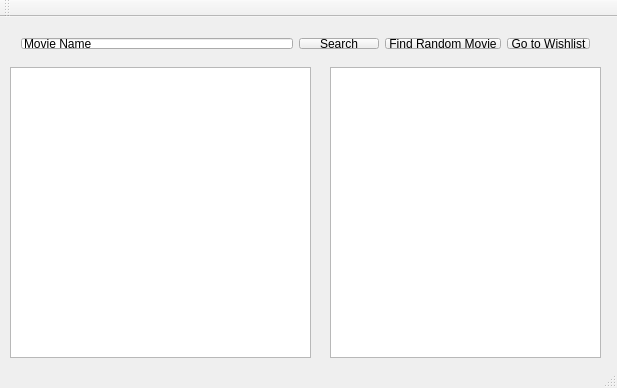
The window that mainwindow.ui (hoang1997/MovieInfoFinder) describes before a commit, drawn with Qt 5.
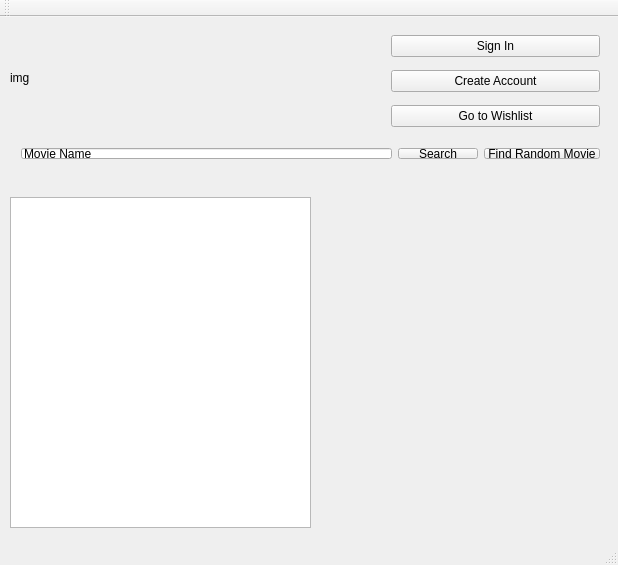
The same window after the commit.

What changed in the file:
```diff
--- a/mainwindow.ui
+++ b/mainwindow.ui
@@ -6,40 +6,58 @@
    <rect>
     <x>0</x>
     <y>0</y>
-    <width>617</width>
-    <height>388</height>
+    <width>618</width>
+    <height>565</height>
    </rect>
   </property>
   <property name="windowTitle">
    <string>MovieFinder</string>
   </property>
+  <property name="styleSheet">
+   <string notr="true"/>
+  </property>
   <widget class="QWidget" name="centralWidget">
+   <property name="autoFillBackground">
+    <bool>true</bool>
+   </property>
+   <property name="styleSheet">
+    <string notr="true"/>
+   </property>
    <widget class="QListWidget" name="listWidget">
     <property name="geometry">
      <rect>
       <x>10</x>
-      <y>50</y>
+      <y>180</y>
       <width>301</width>
-      <height>291</height>
+      <height>331</height>
      </rect>
     </property>
+    <property name="autoFillBackground">
+     <bool>false</bool>
+    </property>
+    <property name="styleSheet">
+     <string notr="true"/>
+    </property>
    </widget>
-   <widget class="QGraphicsView" name="graphicsView">
+   <widget class="QLabel" name="posterImg">
     <property name="geometry">
      <rect>
       <x>330</x>
-      <y>50</y>
+      <y>180</y>
       <width>271</width>
-      <height>291</height>
+      <height>321</height>
      </rect>
     </property>
+    <property name="text">
+     <string/>
+    </property>
    </widget>
-   <widget class="QWidget" name="">
+   <widget class="QWidget" name="layoutWidget">
     <property name="geometry">
      <rect>
       <x>10</x>
-      <y>10</y>
-      <width>591</width>
+      <y>120</y>
+      <width>601</width>
       <height>33</height>
      </rect>
     </property>
@@ -62,6 +80,45 @@
       <widget class="QPushButton" name="randomMovieButton">
        <property name="text">
         <string>Find Random Movie</string>
+       </property>
+      </widget>
+     </item>
+    </layout>
+   </widget>
+   <widget class="QLabel" name="logo">
+    <property name="geometry">
+     <rect>
+      <x>10</x>
+      <y>10</y>
+      <width>371</width>
+      <height>101</height>
+     </rect>
+    </property>
+    <property name="text">
+     <string>img</string>
+    </property>
+   </widget>
+   <widget class="QWidget" name="">
+    <property name="geometry">
+     <rect>
+      <x>380</x>
+      <y>0</y>
+      <width>231</width>
+      <height>131</height>
+     </rect>
+    </property>
+    <layout class="QVBoxLayout" name="verticalLayout">
+     <item>
+      <widget class="QPushButton" name="pushButton_2">
+       <property name="text">
+        <string>Sign In</string>
+       </property>
+      </widget>
+     </item>
+     <item>
+      <widget class="QPushButton" name="pushButton_3">
+       <property name="text">
+        <string>Create Account</string>
        </property>
       </widget>
      </item>
```
